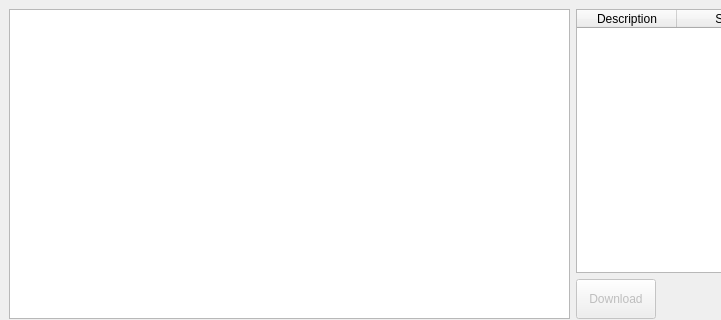
spellr/glacier-client, file mainwindow.ui: the form before one commit; both pictures show x 0 to 721 and y 0 to 320 of the 1146 by 686 pixel window.
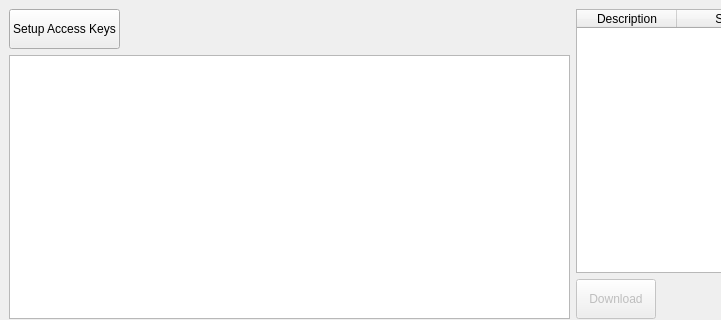
The form after the commit.

Commit message: Added access keys button and dialog

Diff of the .ui file:
```diff
--- a/mainwindow.ui
+++ b/mainwindow.ui
@@ -41,6 +41,45 @@
        <layout class="QHBoxLayout" name="horizontalLayout_8">
         <item>
          <layout class="QVBoxLayout" name="speller">
+          <item>
+           <layout class="QHBoxLayout" name="horizontalLayout">
+            <item>
+             <widget class="QPushButton" name="access_keys_button">
+              <property name="enabled">
+               <bool>true</bool>
+              </property>
+              <property name="minimumSize">
+               <size>
+                <width>0</width>
+                <height>40</height>
+               </size>
+              </property>
+              <property name="text">
+               <string>Setup Access Keys</string>
+              </property>
+              <property name="default">
+               <bool>false</bool>
+              </property>
+              <property name="flat">
+               <bool>false</bool>
+              </property>
+             </widget>
+            </item>
+            <item>
+             <spacer name="horizontalSpacer_2">
+              <property name="orientation">
+               <enum>Qt::Horizontal</enum>
+              </property>
+              <property name="sizeHint" stdset="0">
+               <size>
+                <width>40</width>
+                <height>20</height>
+               </size>
+              </property>
+             </spacer>
+            </item>
+           </layout>
+          </item>
           <item>
            <widget class="QTreeView" name="treeView">
             <property name="contextMenuPolicy">
```
The commit also changes 4 other files.
